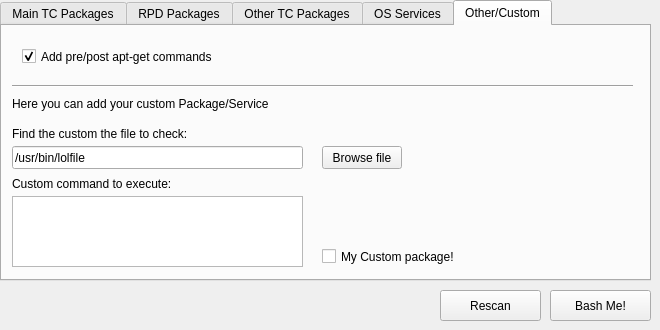
The window that rpitc.ui (Gibbio/RPiTC_Builder) describes before a commit, drawn with Qt 5.
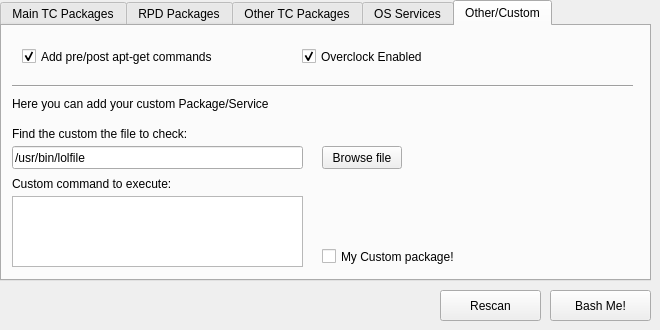
The same window after the commit. The open tabs and pages were chosen to show the change. Icons and pictures are not drawn.

Commit message: Added overclock switch

Patch:
```diff
--- a/rpitc.ui
+++ b/rpitc.ui
@@ -488,7 +488,7 @@
        <rect>
         <x>20</x>
         <y>20</y>
-        <width>361</width>
+        <width>251</width>
         <height>21</height>
        </rect>
       </property>
@@ -565,6 +565,26 @@
        </rect>
       </property>
      </widget>
+     <widget class="QCheckBox" name="overclock_checkBox">
+      <property name="geometry">
+       <rect>
+        <x>300</x>
+        <y>20</y>
+        <width>251</width>
+        <height>21</height>
+       </rect>
+      </property>
+      <property name="text">
+       <string>Overclock Enabled</string>
+      </property>
+      <property name="icon">
+       <iconset resource="icons.qrc">
+        <normaloff>:/icons/overclock_icon.png</normaloff>:/icons/overclock_icon.png</iconset>
+      </property>
+      <property name="checked">
+       <bool>true</bool>
+      </property>
+     </widget>
     </widget>
    </widget>
    <widget class="QPushButton" name="pushButton">
```
The commit also changes 5 other files.
